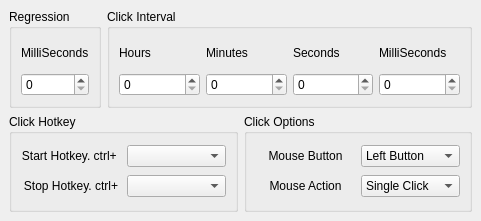
Before: the Qt Designer form designer/main_window.ui in mrmoein/mouse-auto-clicker, drawn with Qt 5.
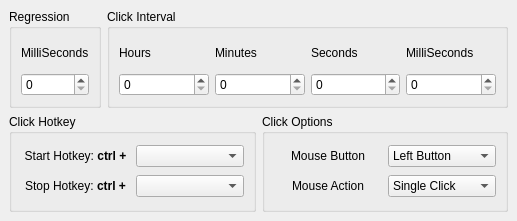
After: the same form once the commit is applied.

Patch:
```diff
--- a/designer/main_window.ui
+++ b/designer/main_window.ui
@@ -6,19 +6,19 @@
    <rect>
     <x>0</x>
     <y>0</y>
-    <width>481</width>
+    <width>517</width>
     <height>221</height>
    </rect>
   </property>
   <property name="minimumSize">
    <size>
-    <width>481</width>
+    <width>517</width>
     <height>221</height>
    </size>
   </property>
   <property name="maximumSize">
    <size>
-    <width>481</width>
+    <width>517</width>
     <height>221</height>
    </size>
   </property>
@@ -151,14 +151,14 @@
          <item row="1" column="0">
           <widget class="QLabel" name="label_7">
            <property name="text">
-            <string>&lt;html&gt;&lt;head/&gt;&lt;body&gt;&lt;p align=&quot;center&quot;&gt;Stop Hotkey. ctrl+&lt;/p&gt;&lt;/body&gt;&lt;/html&gt;</string>
+            <string>&lt;html&gt;&lt;head/&gt;&lt;body&gt;&lt;p align=&quot;center&quot;&gt;Stop Hotkey: &lt;span style=&quot; font-weight:600;&quot;&gt;ctrl +&lt;/span&gt;&lt;/p&gt;&lt;/body&gt;&lt;/html&gt;</string>
            </property>
           </widget>
          </item>
          <item row="0" column="0">
           <widget class="QLabel" name="label_6">
            <property name="text">
-            <string>&lt;html&gt;&lt;head/&gt;&lt;body&gt;&lt;p align=&quot;center&quot;&gt;Start Hotkey. ctrl+ &lt;/p&gt;&lt;/body&gt;&lt;/html&gt;</string>
+            <string>&lt;html&gt;&lt;head/&gt;&lt;body&gt;&lt;p align=&quot;center&quot;&gt;Start Hotkey:&lt;span style=&quot; font-weight:600;&quot;&gt; ctrl +&lt;/span&gt;&lt;/p&gt;&lt;/body&gt;&lt;/html&gt;</string>
            </property>
           </widget>
          </item>
```
Left out of the diff: 2 changed lines with no effect on the pictures.
